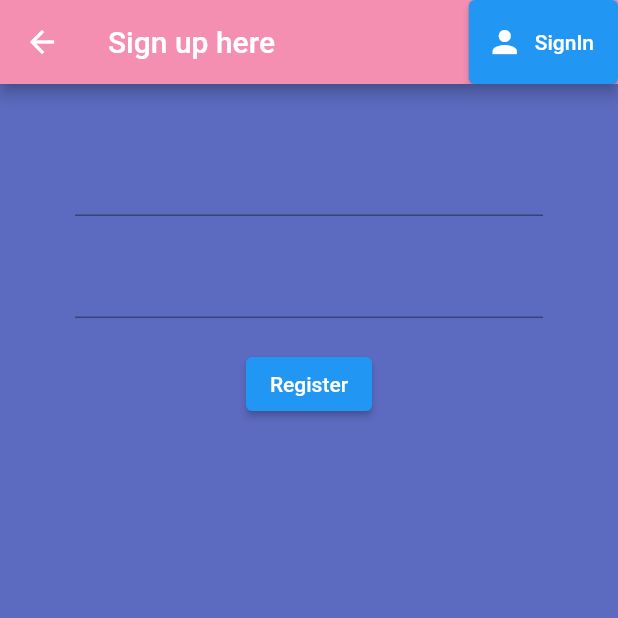
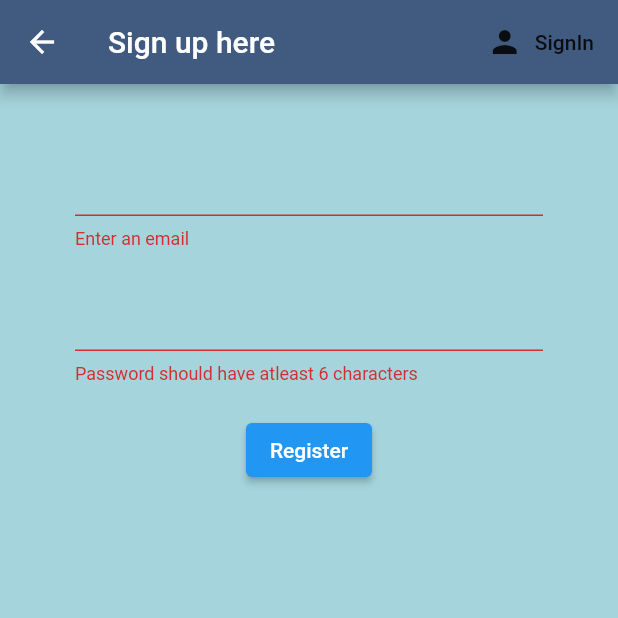
Before and after one commit to funccFORCE/App_UI, a Flutter app: the Register screen opened directly, after a tap on "Register", on a phone screen of 412 x 824 dp, the top half of it. Run offline on Flutter 3.47's test engine with Material 2 defaults, Android fonts, the phone set to English and light mode, and no system bars; our stand-ins replace firebase_auth, firebase_core; accounts and stored records are empty.

```diff
--- a/lib/auth.dart
+++ b/lib/auth.dart
@@ -42,8 +42,8 @@ class AuthService {
   }
 
 
-  //Register in email and pass
-  Future signUpWithEmailPass(String email, String password) async {
+  //Register with email and pass
+  Future registerWithEmailAndPassword(String email, String password) async {
     try {
       UserCredential result = await _auth.createUserWithEmailAndPassword(
           email: email, password: password);
--- a/lib/home.dart
+++ b/lib/home.dart
@@ -8,10 +8,10 @@ class Home extends StatelessWidget {
   @override
   Widget build(BuildContext context) {
     return Scaffold(
-      backgroundColor: Colors.pink,
+      backgroundColor: Color(0xffA5D4DC),
       appBar: AppBar(
         title: Text('appbar'),
-        backgroundColor: Colors.blueAccent,
+        backgroundColor: Color(0xff415A80),
         actions: <Widget>[
 
           ElevatedButton.icon(
--- a/lib/register.dart
+++ b/lib/register.dart
@@ -14,20 +14,22 @@ class Register extends StatefulWidget {
 class _RegisterState extends State<Register> {
 
   final AuthService _auth = AuthService();
+  final _formKey = GlobalKey<FormState>();
 
   //text field state change
   String email = '';
   String password = '';
+  String error = '';
 
   @override
   Widget build(BuildContext context) {
     return Scaffold(
-      backgroundColor: Colors.indigo[400],
+      backgroundColor: Color(0xffA5D4DC),
       appBar: AppBar(
-        backgroundColor: Colors.pink[200],
+        backgroundColor: Color(0xff415A80),
         title: Text('Sign up here'),
         actions: <Widget>[
-          ElevatedButton.icon(
+          FlatButton.icon(
             icon: Icon(Icons.person),
             label: Text('SignIn'),
             onPressed: () {
@@ -39,10 +41,12 @@ class _RegisterState extends State<Register> {
       body: Container(
           padding: EdgeInsets.symmetric(vertical: 20.0, horizontal: 50.0),
           child: Form(
+            key: _formKey,
             child: Column(
               children: <Widget>[
                 SizedBox(height: 20.0),
                 TextFormField(
+                  validator: (val) => val.isEmpty ? 'Enter an email' : null,
                     onChanged: (val) {
                       setState(() {
                         email = val;
@@ -51,6 +55,7 @@ class _RegisterState extends State<Register> {
                 ),
                 SizedBox(height: 20.0),
                 TextFormField(
+                    validator: (val) => val.length < 6 ? 'Password should have atleast 6 characters' : null,
                     obscureText: true,
                     onChanged: (val) {
                       password = val;
@@ -63,10 +68,20 @@ class _RegisterState extends State<Register> {
                       style: TextStyle(color: Colors.white),
                     ),
                     onPressed: () async {
-                      print(email);
-                      print(password);
+                     if (_formKey.currentState.validate()) {
+                       dynamic result = await _auth.registerWithEmailAndPassword(email, password);
+                       if (result == null) {
+                         setState(() {
+                           error = 'please submit a valid email';
+                         });
+                       }
+                     }
                     }
-
+                ),
+                SizedBox(height: 12.0),
+                Text (
+                  error,
+                  style: TextStyle(color: Colors.red, fontSize: 14.0),
                 )
               ],
             ),
--- a/lib/sign_in.dart
+++ b/lib/sign_in.dart
@@ -22,12 +22,12 @@ class _SignInState extends State<SignIn> {
   @override
   Widget build(BuildContext context) {
     return Scaffold(
-      backgroundColor: Colors.indigo[400],
+      backgroundColor: Color(0xffA5D4DC),
       appBar: AppBar(
-        backgroundColor: Colors.pink[200],
+        backgroundColor: Color(0xff415A80),
         title: Text('Sign in here'),
         actions: <Widget>[
-          ElevatedButton.icon(
+          FlatButton.icon(
             icon: Icon(Icons.person),
             label: Text('Register'),
             onPressed: () {
```
